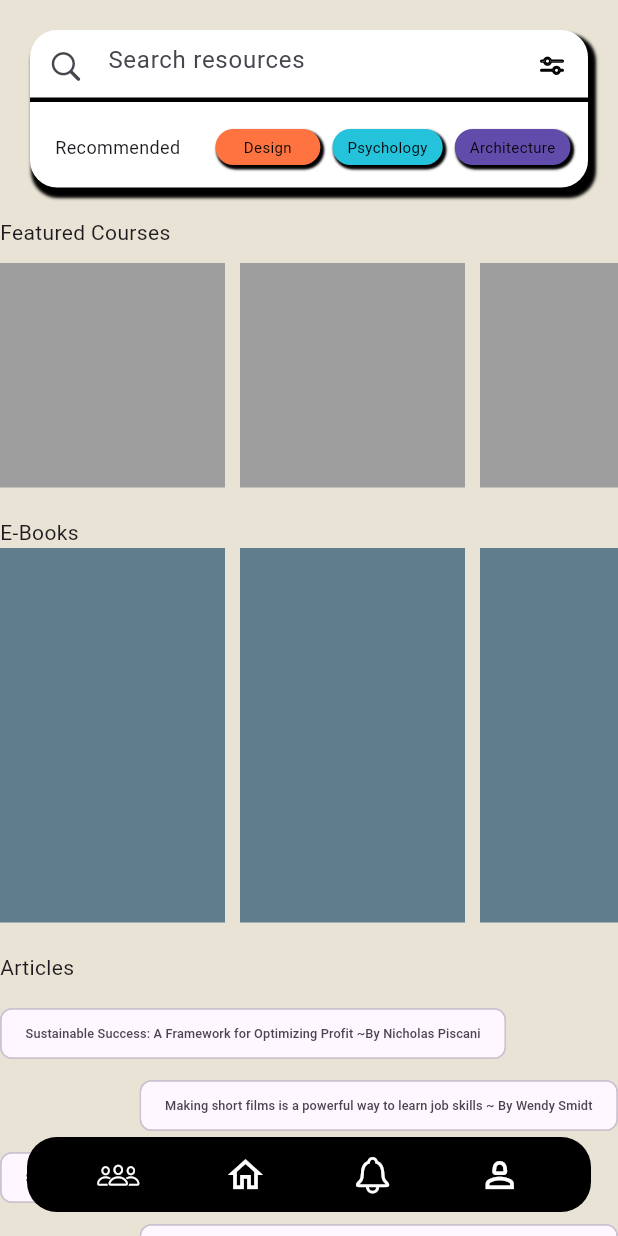
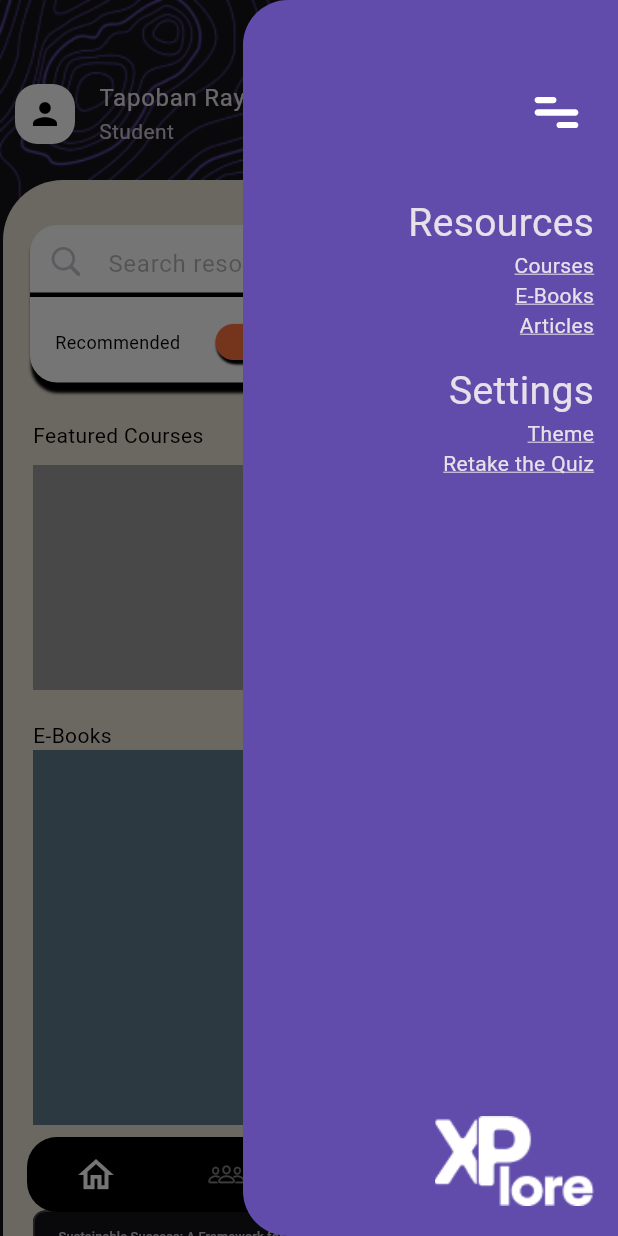
Before and after one commit to tapoban123/CIEM-Hackathon-2024, a Flutter app: the screen it shows after launch, with the side drawer open (before the commit the screen has no drawer), on a phone screen of 412 x 824 dp. Run offline on Flutter 3.47's test engine with Material 3 defaults, Android fonts, the phone set to English and light mode, and no system bars; our stand-ins replace flutter_riverpod, flutter_svg.

Commit message:
Built the HomePage and Courses Page

```diff
--- /dev/null
+++ b/mobile-app/front-end/hackathon_mobile_app/lib/home_navigation/bottom_navigation_func.dart
@@ -0,0 +1,202 @@
+import 'package:flutter/cupertino.dart';
+import 'package:flutter/material.dart';
+import 'package:flutter_riverpod/flutter_riverpod.dart';
+import 'package:flutter_svg/flutter_svg.dart';
+import 'package:hackathon_mobile_app/home_navigation/widgets/end_drawer.dart';
+import 'package:hackathon_mobile_app/home_navigation/widgets/nav_button.dart';
+import 'package:hackathon_mobile_app/pages/community_page.dart';
+import 'package:hackathon_mobile_app/pages/home/home_page.dart';
+import 'package:hackathon_mobile_app/pages/home/widgets/home_search_bar.dart';
+import 'package:hackathon_mobile_app/pages/notifications_page.dart';
+import 'package:hackathon_mobile_app/pages/profile_page.dart';
+import 'package:hackathon_mobile_app/pages/student_courses.dart';
+import 'package:hackathon_mobile_app/providers/navigation_provider.dart';
+import 'package:hackathon_mobile_app/utils/scaffold_key.dart';
+
+class BottomNavigationFunc extends ConsumerStatefulWidget {
+  const BottomNavigationFunc({super.key});
+
+  @override
+  ConsumerState<BottomNavigationFunc> createState() =>
+      _BottomNavigationFuncState();
+}
+
+class _BottomNavigationFuncState extends ConsumerState<BottomNavigationFunc> {
+  late int currentPage;
+  double navButtonIconSize = 24;
+  // final GlobalKey<ScaffoldState> _scaffoldKey = GlobalKey<ScaffoldState>();
+  final FocusNode inputFocusNode = FocusNode();
+
+  List<Widget> pages = const [
+    HomePage(),
+    CommunityPage(),
+    NotificationsPage(),
+    ProfilePage(),
+    StudentCourses(),
+  ];
+
+  void onNavButtonPressed(int pageNumber) {
+    ref.read(navigationProvider.notifier).navigateToPage(pageNumber);
+  }
+
+  List<IconData> navButtonsIcons = [
+    Icons.home_outlined,
+    CupertinoIcons.person_3,
+    CupertinoIcons.bell,
+    Icons.person_2_outlined
+  ];
+
+  @override
+  Widget build(BuildContext context) {
+    currentPage = ref.watch(navigationProvider);
+    final value = View.of(context).viewInsets.bottom;
+    if (value == 0) {
+      inputFocusNode.unfocus();
+    }
+    return Scaffold(
+      key: ScaffoldKey.scaffoldKey,
+      endDrawer: const EndDrawer(),
+      extendBody: true,
+      floatingActionButtonLocation: FloatingActionButtonLocation.centerFloat,
+      floatingActionButton: Container(
+        margin: const EdgeInsets.symmetric(horizontal: 18),
+        width: double.infinity,
+        height: 50,
+        decoration: BoxDecoration(
+          color: Colors.black,
+          borderRadius: BorderRadius.circular(20),
+        ),
+        child: Row(
+          mainAxisAlignment: MainAxisAlignment.center,
+          children: [
+            Expanded(
+              child: ListView.separated(
+                shrinkWrap: true,
+                padding: const EdgeInsets.symmetric(horizontal: 10),
+                scrollDirection: Axis.horizontal,
+                separatorBuilder: (context, index) => const SizedBox(
+                  width: 15,
+                ),
+                itemCount: pages.length - 1,
+                itemBuilder: (context, index) {
+                  return Padding(
+                    padding: const EdgeInsets.symmetric(horizontal: 12.0),
+                    child: NavButton(
+                      onTap: () => onNavButtonPressed(index),
+                      buttonIcon: navButtonsIcons[index],
+                      iconSize: index == currentPage ? 28 : 24,
+                      iconColor: index == currentPage
+                          ? Colors.white
+                          : Colors.white.withOpacity(0.5),
+                    ),
+                  );
+                },
+              ),
+            ),
+          ],
+        ),
+      ),
+      body: SizedBox(
+        width: double.infinity,
+        height: MediaQuery.of(context).size.height,
+        child: Stack(
+          children: [
+            SizedBox(
+              width: double.infinity,
+              child: Image.asset(
+                "assets/images/top_bg_img.png",
+                fit: BoxFit.cover,
+              ),
+            ),
+            Positioned(
+              top: 40,
+              left: 10,
+              right: 16,
+              child: SizedBox(
+                width: MediaQuery.of(context).size.width,
+                child: Row(
+                  mainAxisAlignment: MainAxisAlignment.spaceBetween,
+                  children: [
+                    Row(
+                      children: [
+                        Container(
+                          padding: const EdgeInsets.all(8),
+                          decoration: BoxDecoration(
+                            borderRadius: BorderRadius.circular(15),
+                            color: Colors.white,
+                          ),
+                          child: const Icon(
+                            Icons.person,
+                            color: Colors.black,
+                          ),
+                        ),
+                        const SizedBox(
+                          width: 200,
+                          child: ListTile(
+                            title: Text(
+                              "Tapoban Ray",
+                              overflow: TextOverflow.ellipsis,
+                            ),
+                            subtitle: Text("Student"),
+                          ),
+                        ),
+                      ],
+                    ),
+                    GestureDetector(
+                      onTap: () {
+                        ScaffoldKey.scaffoldKey.currentState!.openEndDrawer();
+                      },
+                      child: SizedBox(
+                        width: 30,
+                        height: 30,
+                        child: SvgPicture.asset(
+                          "assets/images/jam_menu.svg",
+                          height: 15,
+                          fit: BoxFit.cover,
+                        ),
+                      ),
+                    ),
+                  ],
+                ),
+              ),
+            ),
+            Positioned(
+              top: 120,
+              right: 2,
+              left: 2,
+              bottom: 0,
+              child: Container(
+                decoration: const BoxDecoration(
+                  borderRadius: BorderRadius.only(
+                    topRight: Radius.circular(40),
+                    topLeft: Radius.circular(40),
+                  ),
+                  color: Color(0xffe9e3d5),
+                ),
+              ),
+            ),
+            Positioned(
+              top: 130,
+              child: SizedBox(
+                width: MediaQuery.of(context).size.width,
+                child: HomeSearchBar(
+                  inputFocusNode: inputFocusNode,
+                ),
+              ),
+            ),
+            Positioned(
+              top: 260,
+              right: 2,
+              left: 2,
+              bottom: 0,
+              child: IndexedStack(
+                index: ref.watch(navigationProvider),
+                children: pages,
+              ),
+            ),
+          ],
+        ),
+      ),
+    );
+  }
+}
--- /dev/null
+++ b/mobile-app/front-end/hackathon_mobile_app/lib/home_navigation/widgets/end_drawer.dart
@@ -0,0 +1,104 @@
+import 'package:flutter/material.dart';
+import 'package:flutter_riverpod/flutter_riverpod.dart';
+import 'package:flutter_svg/svg.dart';
+import 'package:hackathon_mobile_app/providers/navigation_provider.dart';
+import 'package:hackathon_mobile_app/utils/scaffold_key.dart';
+
+class EndDrawer extends ConsumerWidget {
+  const EndDrawer({super.key});
+
+  @override
+  Widget build(BuildContext context, WidgetRef ref) {
+    return Drawer(
+      shape: const RoundedRectangleBorder(
+        borderRadius: BorderRadius.only(
+          topLeft: Radius.circular(30),
+          bottomLeft: Radius.circular(30),
+        ),
+      ),
+      width: 250,
+      backgroundColor: const Color(0xff624CAB),
+      child: Padding(
+        padding: const EdgeInsets.only(right: 16.0),
+        child: Column(
+          crossAxisAlignment: CrossAxisAlignment.end,
+          children: [
+            const SizedBox(
+              height: 50,
+            ),
+            SizedBox(
+              width: 50,
+              height: 50,
+              child: SvgPicture.asset(
+                "assets/images/jam_menu.svg",
+                height: 15,
+                fit: BoxFit.cover,
+              ),
+            ),
+            const SizedBox(
+              height: 30,
+            ),
+            const Text(
+              "Resources",
+              style: TextStyle(fontSize: 26),
+            ),
+            GestureDetector(
+              onTap: () {
+                ref.read(navigationProvider.notifier).navigateToPage(4);
+                ScaffoldKey.scaffoldKey.currentState!.closeEndDrawer();
+              },
+              child: const Text(
+                "Courses",
+                style: TextStyle(
+                  decoration: TextDecoration.underline,
+                ),
+              ),
+            ),
+            const Text(
+              "E-Books",
+              style: TextStyle(
+                decoration: TextDecoration.underline,
+              ),
+            ),
+            const Text(
+              "Articles",
+              style: TextStyle(
+                decoration: TextDecoration.underline,
+              ),
+            ),
+            const SizedBox(
+              height: 15,
+            ),
+            const Text(
+              "Settings",
+              style: TextStyle(fontSize: 26),
+            ),
+            const Text(
+              "Theme",
+              style: TextStyle(
+                decoration: TextDecoration.underline,
+              ),
+            ),
+            const Text(
+              "Retake the Quiz",
+              style: TextStyle(
+                decoration: TextDecoration.underline,
+              ),
+            ),
+            const Spacer(),
+            Padding(
+              padding: const EdgeInsets.only(
+                bottom: 20.0,
+              ),
+              child: Image.asset(
+                "assets/images/logo.png",
+                height: 60,
+                fit: BoxFit.cover,
+              ),
+            )
+          ],
+        ),
+      ),
+    );
+  }
+}
--- /dev/null
+++ b/mobile-app/front-end/hackathon_mobile_app/lib/home_navigation/widgets/nav_button.dart
@@ -0,0 +1,28 @@
+import 'package:flutter/material.dart';
+
+class NavButton extends StatelessWidget {
+  final VoidCallback onTap;
+  final IconData buttonIcon;
+  final double iconSize;
+  final Color iconColor;
+
+  const NavButton({
+    super.key,
+    required this.onTap,
+    required this.buttonIcon,
+    required this.iconSize,
+    required this.iconColor,
+  });
+
+  @override
+  Widget build(BuildContext context) {
+    return IconButton(
+      onPressed: onTap,
+      icon: Icon(
+        buttonIcon,
+        color: iconColor,
+        size: iconSize,
+      ),
+    );
+  }
+}
--- a/mobile-app/front-end/hackathon_mobile_app/lib/main.dart
+++ b/mobile-app/front-end/hackathon_mobile_app/lib/main.dart
@@ -1,8 +1,13 @@
 import 'package:flutter/material.dart';
-import 'package:hackathon_mobile_app/pages/home_page.dart';
+import 'package:flutter_riverpod/flutter_riverpod.dart';
+import 'package:hackathon_mobile_app/home_navigation/bottom_navigation_func.dart';
 
-void main(){
-  runApp(const MyApp());
+void main() {
+  runApp(
+    const ProviderScope(
+      child: MyApp(),
+    ),
+  );
 }
 
 class MyApp extends StatelessWidget {
@@ -13,8 +18,8 @@ class MyApp extends StatelessWidget {
     return MaterialApp(
       debugShowCheckedModeBanner: false,
       title: "Hackathon Mobile App",
-      theme: ThemeData.light(),
-      home:const HomePage(),
+      theme: ThemeData.dark(useMaterial3: true),
+      home: const BottomNavigationFunc(),
     );
   }
 }
--- /dev/null
+++ b/mobile-app/front-end/hackathon_mobile_app/lib/pages/community_page.dart
@@ -0,0 +1,10 @@
+import 'package:flutter/material.dart';
+
+class CommunityPage extends StatelessWidget {
+  const CommunityPage({super.key});
+
+  @override
+  Widget build(BuildContext context) {
+    return const Column();
+  }
+}
--- /dev/null
+++ b/mobile-app/front-end/hackathon_mobile_app/lib/pages/home/home_page.dart
@@ -0,0 +1,128 @@
+import 'package:flutter/material.dart';
+import 'package:hackathon_mobile_app/pages/home/widgets/home_search_bar.dart';
+
+class HomePage extends StatelessWidget {
+  const HomePage({super.key});
+
+  @override
+  Widget build(BuildContext context) {
+    return SingleChildScrollView(
+      child: Column(
+        mainAxisSize: MainAxisSize.min,
+        children: [
+          SizedBox(
+            width: MediaQuery.of(context).size.width,
+            height: MediaQuery.of(context).size.height,
+            child: Padding(
+              padding: const EdgeInsets.symmetric(horizontal: 20.0),
+              child: Column(
+                crossAxisAlignment: CrossAxisAlignment.start,
+                children: [
+                  const SizedBox(
+                    height: 20,
+                  ),
+                  const Text(
+                    "Featured Courses",
+                    style: TextStyle(
+                      color: Colors.black,
+                    ),
+                  ),
+                  const SizedBox(
+                    height: 10,
+                  ),
+                  SizedBox(
+                    height: 150,
+                    child: ListView.builder(
+                      scrollDirection: Axis.horizontal,
+                      itemCount: 10,
+                      itemBuilder: (context, index) {
+                        return Container(
+                          margin: const EdgeInsets.only(right: 10),
+                          height: 150,
+                          width: 150,
+                          decoration: const BoxDecoration(
+                            color: Colors.grey,
+                          ),
+                        );
+                      },
+                    ),
+                  ),
+                  const SizedBox(
+                    height: 20,
+                  ),
+                  const Text(
+                    "E-Books",
+                    style: TextStyle(color: Colors.black),
+                  ),
+                  SizedBox(
+                    height: 250,
+                    child: ListView.builder(
+                      scrollDirection: Axis.horizontal,
+                      itemCount: 10,
+                      itemBuilder: (context, index) {
+                        return Padding(
+                          padding: const EdgeInsets.only(right: 10),
+                          child: Container(
+                            width: 150,
+                            height: 250,
+                            decoration: const BoxDecoration(color: Colors.blueGrey),
+                          ),
+                        );
+                      },
+                    ),
+                  ),
+                  const SizedBox(
+                    height: 20,
+                  ),
+                  const Text(
+                    "Articles",
+                    style: TextStyle(color: Colors.black),
+                  ),
+                  const SizedBox(
+                    height: 10,
+                  ),
+                  SizedBox(
+                    height: 200,
+                    child: ListView.builder(
+                      itemCount: 10,
+                      itemBuilder: (context, index) {
+                        if (index % 2 == 0) {
+                          return Container(
+                            margin: const EdgeInsets.only(bottom: 0),
+                            alignment: Alignment.centerLeft,
+                            decoration: const BoxDecoration(),
+                            child: const Chip(
+                              label: Text(
+                                "Sustainable Success: A Framework for Optimizing Profit ~By Nicholas Piscani",
+                                style: TextStyle(fontSize: 8.5),
+                              ),
+                            ),
+                          );
+                        } else {
+                          return Container(
+                            margin: const EdgeInsets.only(bottom: 0),
+                            alignment: Alignment.centerRight,
+                            decoration: BoxDecoration(
+                              borderRadius: BorderRadius.circular(18),
+                            ),
+                            child: const Chip(
+                              label: Text(
+                                "Making short films is a powerful way to learn job skills ~ By Wendy Smidt",
+                                style: TextStyle(fontSize: 8.5),
+                                softWrap: true,
+                              ),
+                            ),
+                          );
+                        }
+                      },
+                    ),
+                  ),
+                ],
+              ),
+            ),
+          ),
+        ],
+      ),
+    );
+  }
+}
--- /dev/null
+++ b/mobile-app/front-end/hackathon_mobile_app/lib/pages/home/widgets/home_search_bar.dart
@@ -0,0 +1,109 @@
+import 'package:flutter/cupertino.dart';
+import 'package:flutter/material.dart';
+import 'package:flutter_svg/svg.dart';
+import 'package:hackathon_mobile_app/pages/home/widgets/home_button.dart';
+
+class HomeSearchBar extends StatelessWidget {
+  final FocusNode inputFocusNode;
+
+  const HomeSearchBar({
+    super.key,
+    required this.inputFocusNode,
+  });
+
+  @override
+  Widget build(BuildContext context) {
+    const textFieldBorder = UnderlineInputBorder(
+      borderSide: BorderSide(
+        width: 3,
+        color: Colors.black,
+      ),
+    );
+    return Container(
+      height: 105,
+      margin: const EdgeInsets.symmetric(horizontal: 20).copyWith(top: 20),
+      decoration: BoxDecoration(
+        boxShadow: const [
+          BoxShadow(
+            color: Colors.black,
+            blurRadius: 1,
+            offset: Offset(3, 5),
+            spreadRadius: 2,
+          ),
+        ],
+        color: Colors.white,
+        borderRadius: BorderRadius.circular(18),
+      ),
+      child: Column(
+        children: [
+          TextFormField(
+            focusNode: inputFocusNode,
+            decoration: InputDecoration(
+              enabledBorder: textFieldBorder,
+              focusedBorder: textFieldBorder,
+              hintText: "Search resources",
+              hintStyle: TextStyle(
+                color: Colors.black.withOpacity(0.3),
+              ),
+              contentPadding: const EdgeInsets.only(top: 14),
+              prefixIcon: const Icon(CupertinoIcons.search),
+              suffixIcon: Container(
+                alignment: Alignment.center,
+                width: 20,
+                height: 20,
+                child: SvgPicture.asset(
+                  "assets/images/Vector.svg",
+                  height: 18,
+                  fit: BoxFit.scaleDown,
+                ),
+              ),
+            ),
+            style: const TextStyle(color: Colors.black),
+            cursorColor: Colors.black,
+          ),
+          const Padding(
+            padding: EdgeInsets.only(
+              left: 5.0,
+              top: 18,
+            ),
+            child: Row(
+              mainAxisAlignment: MainAxisAlignment.spaceAround,
+              children: [
+                Text(
+                  "Recommended",
+                  style: TextStyle(
+                    fontSize: 12,
+                    color: Colors.black,
+                  ),
+                ),
+                Row(
+                  mainAxisAlignment: MainAxisAlignment.spaceEvenly,
+                  children: [
+                    HomeButton(
+                      buttonText: "Design",
+                      buttonColor: Color(0xffff7340),
+                    ),
+                    SizedBox(
+                      width: 8,
+                    ),
+                    HomeButton(
+                      buttonText: "Psychology",
+                      buttonColor: Color(0xff25c3db),
+                    ),
+                    SizedBox(
+                      width: 8,
+                    ),
+                    HomeButton(
+                      buttonText: "Architecture",
+                      buttonColor: Color(0xff624cab),
+                    ),
+                  ],
+                )
+              ],
+            ),
+          ),
+        ],
+      ),
+    );
+  }
+}
--- a/mobile-app/front-end/hackathon_mobile_app/lib/pages/home_page.dart
+++ b/mobile-app/front-end/hackathon_mobile_app/lib/pages/home_page2.dart
@@ -1,15 +1,15 @@
 import 'package:flutter/cupertino.dart';
 import 'package:flutter/material.dart';
-import 'package:flutter/widgets.dart';
 import 'package:flutter_svg/flutter_svg.dart';
-import 'package:hackathon_mobile_app/widgets/home_buttons.dart';
+import 'package:hackathon_mobile_app/pages/home/widgets/home_button.dart';
 
-class HomePage extends StatelessWidget {
-  const HomePage({super.key});
+class HomePage2 extends StatelessWidget {
+  const HomePage2({super.key});
 
   @override
   Widget build(BuildContext context) {
     return Scaffold(
+      extendBody: true,
       backgroundColor: const Color(0xffe9e3d5),
       floatingActionButtonLocation: FloatingActionButtonLocation.centerFloat,
       floatingActionButton: Container(
--- /dev/null
+++ b/mobile-app/front-end/hackathon_mobile_app/lib/pages/notifications_page.dart
@@ -0,0 +1,10 @@
+import 'package:flutter/material.dart';
+
+class NotificationsPage extends StatelessWidget {
+  const NotificationsPage({super.key});
+
+  @override
+  Widget build(BuildContext context) {
+    return const Column();
+  }
+}
--- /dev/null
+++ b/mobile-app/front-end/hackathon_mobile_app/lib/pages/profile_page.dart
@@ -0,0 +1,10 @@
+import 'package:flutter/material.dart';
+
+class ProfilePage extends StatelessWidget {
+  const ProfilePage({super.key});
+
+  @override
+  Widget build(BuildContext context) {
+    return const Placeholder();
+  }
+}
--- /dev/null
+++ b/mobile-app/front-end/hackathon_mobile_app/lib/pages/student_courses.dart
@@ -0,0 +1,63 @@
+import 'package:flutter/material.dart';
+
+class StudentCourses extends StatelessWidget {
+  const StudentCourses({super.key});
+
+  @override
+  Widget build(BuildContext context) {
+    return SizedBox(
+      height: MediaQuery.of(context).size.height,
+      child: Padding(
+        padding: const EdgeInsets.symmetric(horizontal: 20.0),
+        child: Column(
+          mainAxisSize: MainAxisSize.min,
+          crossAxisAlignment: CrossAxisAlignment.start,
+          children: [
+            const SizedBox(
+              height: 12,
+            ),
+            const Expanded(
+              flex: 1,
+              child: Text(
+                "Courses for You",
+                style: TextStyle(
+                  color: Colors.black,
+                  fontSize: 25,
+                ),
+              ),
+            ),
+            Expanded(
+              flex: 10,
+              child: ListView.builder(
+                padding: const EdgeInsets.only(top: 0),
+                shrinkWrap: true,
+                itemCount: 15,
+                itemBuilder: (context, index) {
+                  return Container(
+                    height: 100,
+                    padding: const EdgeInsets.only(
+                      top: 20,
+                      left: 20,
+                    ),
+                    margin: const EdgeInsets.only(bottom: 10),
+                    decoration: BoxDecoration(
+                      borderRadius: BorderRadius.circular(20),
+                      color: const Color(0xff624cab),
+                    ),
+                    child: const Column(
+                      crossAxisAlignment: CrossAxisAlignment.start,
+                      children: [
+                        Text("My Course"),
+                        Text("Science"),
+                      ],
+                    ),
+                  );
+                },
+              ),
+            ),
+          ],
+        ),
+      ),
+    );
+  }
+}
--- /dev/null
+++ b/mobile-app/front-end/hackathon_mobile_app/lib/providers/navigation_provider.dart
@@ -0,0 +1,14 @@
+import 'package:flutter_riverpod/flutter_riverpod.dart';
+
+StateNotifierProvider<NavigationProvider, int> navigationProvider =
+    StateNotifierProvider<NavigationProvider, int>(
+  (ref) => NavigationProvider(),
+);
+
+class NavigationProvider extends StateNotifier<int> {
+  NavigationProvider() : super(0);
+
+  void navigateToPage(int pageNumber) {
+    state = pageNumber;
+  }
+}
--- /dev/null
+++ b/mobile-app/front-end/hackathon_mobile_app/lib/utils/scaffold_key.dart
@@ -0,0 +1,5 @@
+import 'package:flutter/material.dart';
+
+class ScaffoldKey {
+  static GlobalKey<ScaffoldState> scaffoldKey = GlobalKey<ScaffoldState>();
+}
--- a/mobile-app/front-end/hackathon_mobile_app/pubspec.yaml
+++ b/mobile-app/front-end/hackathon_mobile_app/pubspec.yaml
@@ -36,6 +36,7 @@ dependencies:
   # Use with the CupertinoIcons class for iOS style icons.
   cupertino_icons: ^1.0.6
   flutter_svg: ^2.0.10+1
+  flutter_riverpod: ^2.5.1
 
 dev_dependencies:
   flutter_test:
@@ -62,6 +63,9 @@ flutter:
   # To add assets to your application, add an assets section, like this:
   assets:
     - assets/images/Vector.svg
+    - assets/images/top_bg_img.png
+    - assets/images/jam_menu.svg
+    - assets/images/logo.png
   #   - images/a_dot_ham.jpeg
 
   # An image asset can refer to one or more resolution-specific "variants", see
```
Also changed, not shown: mobile-app/front-end/hackathon_mobile_app/assets/images/jam_menu.svg (added), mobile-app/front-end/hackathon_mobile_app/assets/images/logo.png (added), mobile-app/front-end/hackathon_mobile_app/assets/images/top_bg.svg (added), mobile-app/front-end/hackathon_mobile_app/assets/images/top_bg_img.png (added), mobile-app/front-end/hackathon_mobile_app/lib/pages/home/widgets/home_button.dart (renamed from mobile-app/front-end/hackathon_mobile_app/lib/widgets/home_buttons.dart), mobile-app/front-end/hackathon_mobile_app/pubspec.lock.
